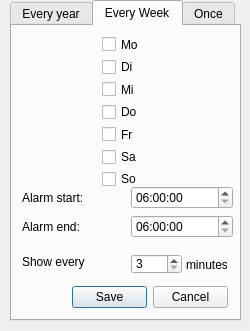
Above: src/LEDMatrixEditor/savedialog.ui from Renneke/LED-Matrix-Editor before the change. Below: the same form after it.
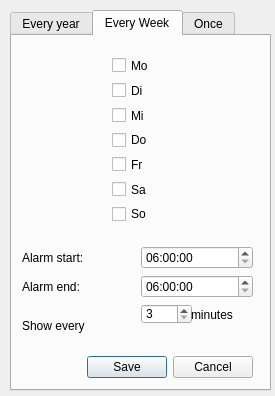
That is the form after the change. The open tabs and pages were chosen to show the change.

Patch:
```diff
--- a/src/LEDMatrixEditor/savedialog.ui
+++ b/src/LEDMatrixEditor/savedialog.ui
@@ -6,8 +6,8 @@
    <rect>
     <x>0</x>
     <y>0</y>
-    <width>250</width>
-    <height>331</height>
+    <width>275</width>
+    <height>396</height>
    </rect>
   </property>
   <property name="windowTitle">
@@ -17,9 +17,9 @@
    <property name="geometry">
     <rect>
      <x>10</x>
-     <y>0</y>
-     <width>231</width>
-     <height>321</height>
+     <y>10</y>
+     <width>261</width>
+     <height>381</height>
     </rect>
    </property>
    <property name="currentIndex">
@@ -162,10 +162,10 @@
     <widget class="QWidget" name="gridLayoutWidget_2">
      <property name="geometry">
       <rect>
-       <x>90</x>
-       <y>10</y>
+       <x>100</x>
+       <y>20</y>
        <width>51</width>
-       <height>151</height>
+       <height>167</height>
       </rect>
      </property>
      <layout class="QGridLayout" name="gridLayout_2">
@@ -224,9 +224,9 @@
      <property name="geometry">
       <rect>
        <x>10</x>
-       <y>160</y>
-       <width>211</width>
-       <height>93</height>
+       <y>210</y>
+       <width>231</width>
+       <height>101</height>
       </rect>
      </property>
      <layout class="QGridLayout" name="gridLayout_3">
@@ -293,7 +293,7 @@
          <property name="geometry">
           <rect>
            <x>0</x>
-           <y>10</y>
+           <y>0</y>
            <width>51</width>
            <height>20</height>
           </rect>
@@ -308,9 +308,9 @@
         <widget class="QLabel" name="label_8">
          <property name="geometry">
           <rect>
-           <x>55</x>
-           <y>10</y>
-           <width>41</width>
+           <x>50</x>
+           <y>0</y>
+           <width>51</width>
            <height>21</height>
           </rect>
          </property>
@@ -325,9 +325,9 @@
     <widget class="QDialogButtonBox" name="buttonBox_2">
      <property name="geometry">
       <rect>
-       <x>60</x>
-       <y>260</y>
-       <width>156</width>
+       <x>10</x>
+       <y>320</y>
+       <width>231</width>
        <height>23</height>
       </rect>
      </property>
```
Left out of the diff: 42 changed lines with no effect on the pictures.
